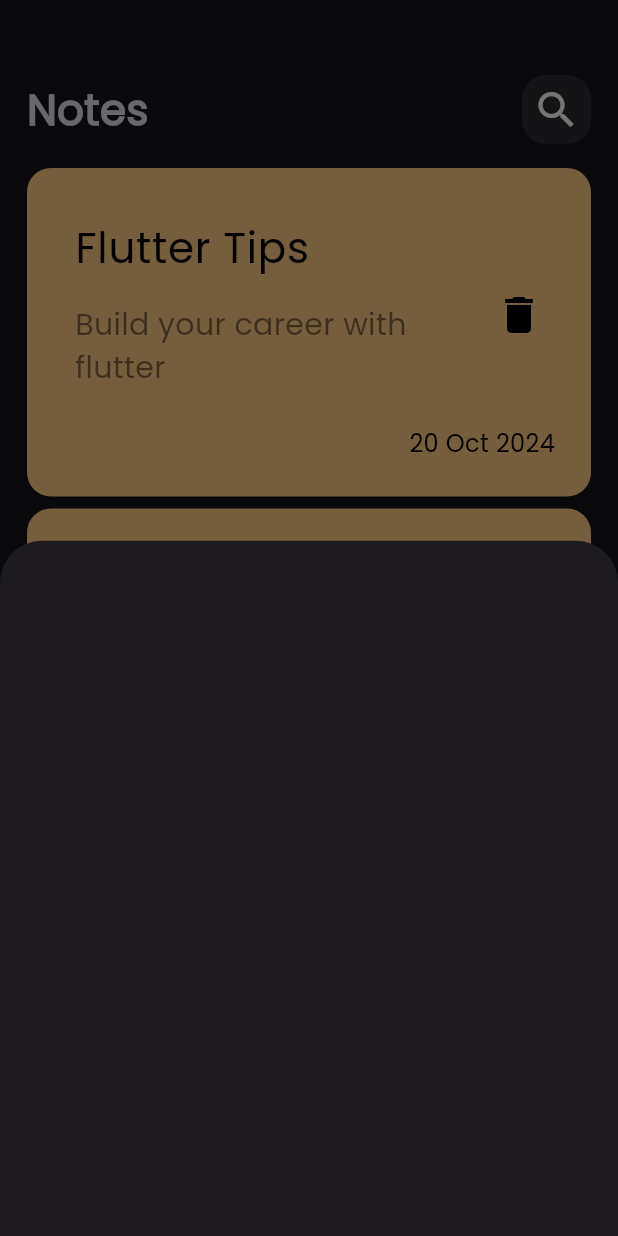
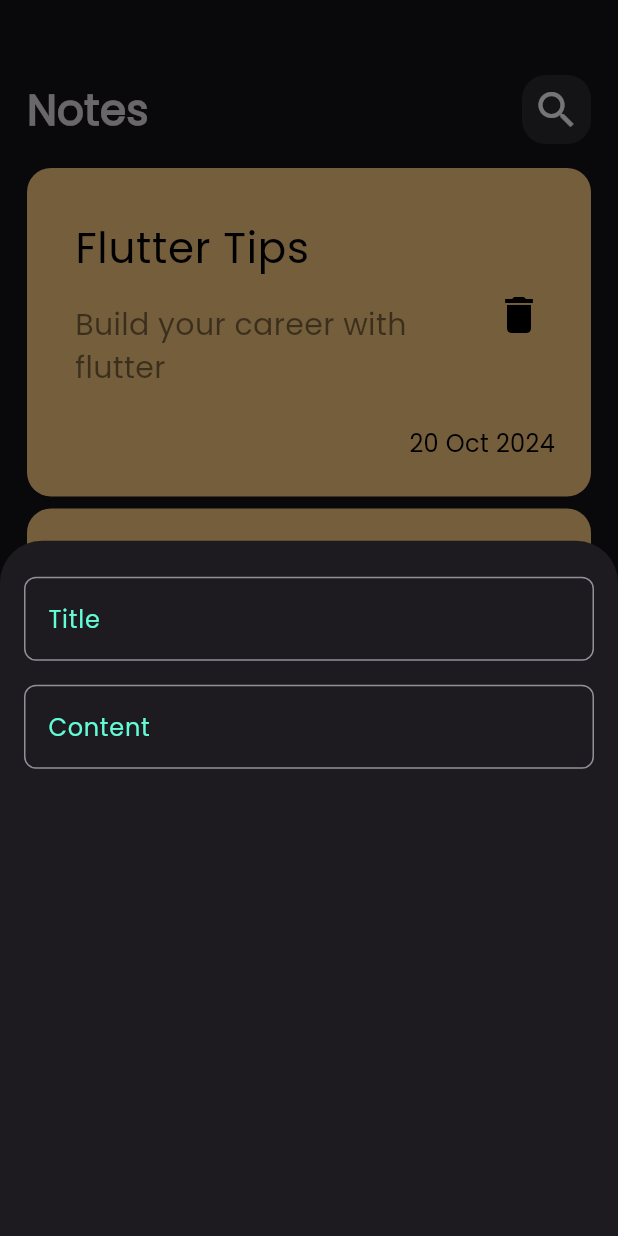
Before and after one commit to Aya95925/notes_app, a Flutter app: the screen it shows after launch, after a tap on the "add" icon, on a phone screen of 412 x 824 dp. Run offline on Flutter 3.47's test engine with Material 3 defaults, Android fonts, the phone set to English and light mode, and no system bars.

Commit message:
create custom text field

```diff
--- /dev/null
+++ b/lib/constant.dart
@@ -0,0 +1,3 @@
+import 'package:flutter/material.dart';
+
+const kprimaryColor = Color(0xFF62fcd7);
--- a/lib/views/notes_view.dart
+++ b/lib/views/notes_view.dart
@@ -1,4 +1,5 @@
 import 'package:flutter/material.dart';
+import 'package:notes_app/views/widgets/add_note_buttom_sheet.dart';
 import 'package:notes_app/views/widgets/notes_view_body.dart';
 
 class NotesView extends StatelessWidget {
@@ -24,12 +25,3 @@ class NotesView extends StatelessWidget {
     );
   }
 }
-
-class AddNoteButtomSheet extends StatelessWidget {
-  const AddNoteButtomSheet({super.key});
-
-  @override
-  Widget build(BuildContext context) {
-    return Container();
-  }
-}
--- a/lib/views/widgets/add_note_buttom_sheet.dart
+++ b/lib/views/widgets/add_note_buttom_sheet.dart
@@ -0,0 +1,22 @@
+import 'package:flutter/material.dart';
+import 'package:notes_app/views/widgets/custom_text_field.dart';
+
+class AddNoteButtomSheet extends StatelessWidget {
+  const AddNoteButtomSheet({super.key});
+
+  @override
+  Widget build(BuildContext context) {
+    return Padding(
+      padding: const EdgeInsets.symmetric(horizontal: 16.0, vertical: 24.0),
+      child: Column(
+        children: [
+          const CustomTextFiels(label: 'Title'),
+          SizedBox(height: 16),
+          const CustomTextFiels(label: 'Content'),
+
+          // Add your form fields and buttons here
+        ],
+      ),
+    );
+  }
+}
--- /dev/null
+++ b/lib/views/widgets/custom_text_field.dart
@@ -0,0 +1,25 @@
+import 'package:flutter/material.dart';
+import 'package:notes_app/constant.dart';
+
+class CustomTextFiels extends StatelessWidget {
+  const CustomTextFiels({super.key, required this.label});
+  final String label;
+  @override
+  Widget build(BuildContext context) {
+    return TextFormField(
+      decoration: InputDecoration(
+        focusedBorder: buildBorder(color: kprimaryColor),
+        labelText: label,
+        labelStyle: TextStyle(color: kprimaryColor),
+        border: buildBorder(),
+      ),
+    );
+  }
+
+  OutlineInputBorder buildBorder({color}) {
+    return OutlineInputBorder(
+      borderRadius: BorderRadius.circular(8),
+      borderSide: BorderSide(color: color ?? Colors.white),
+    );
+  }
+}
```
